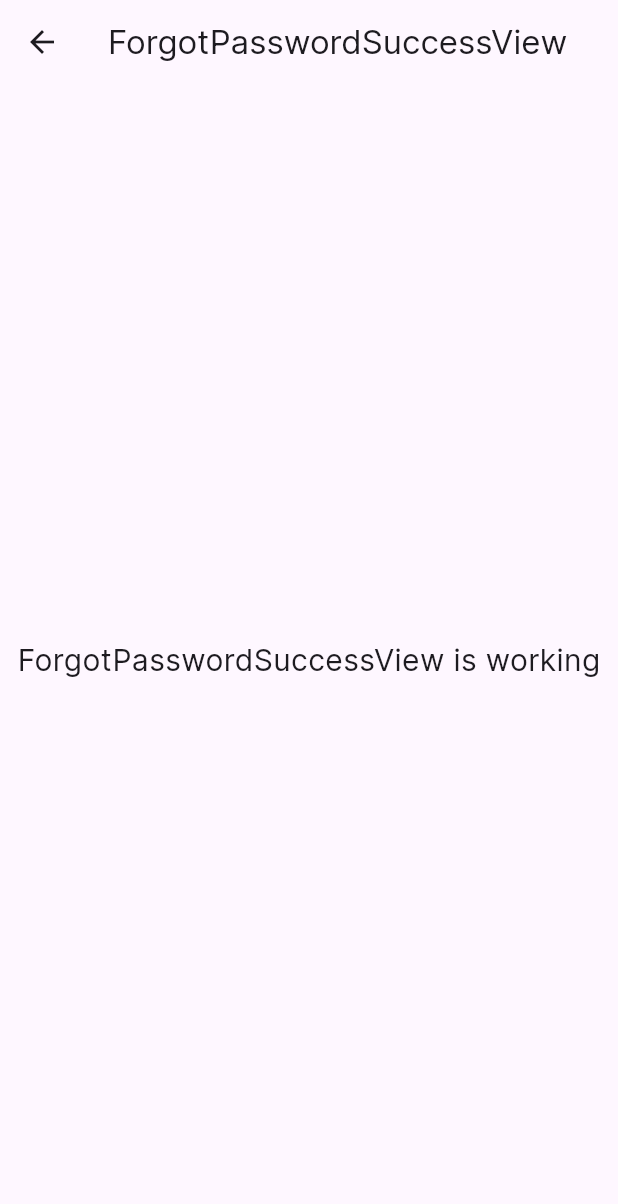
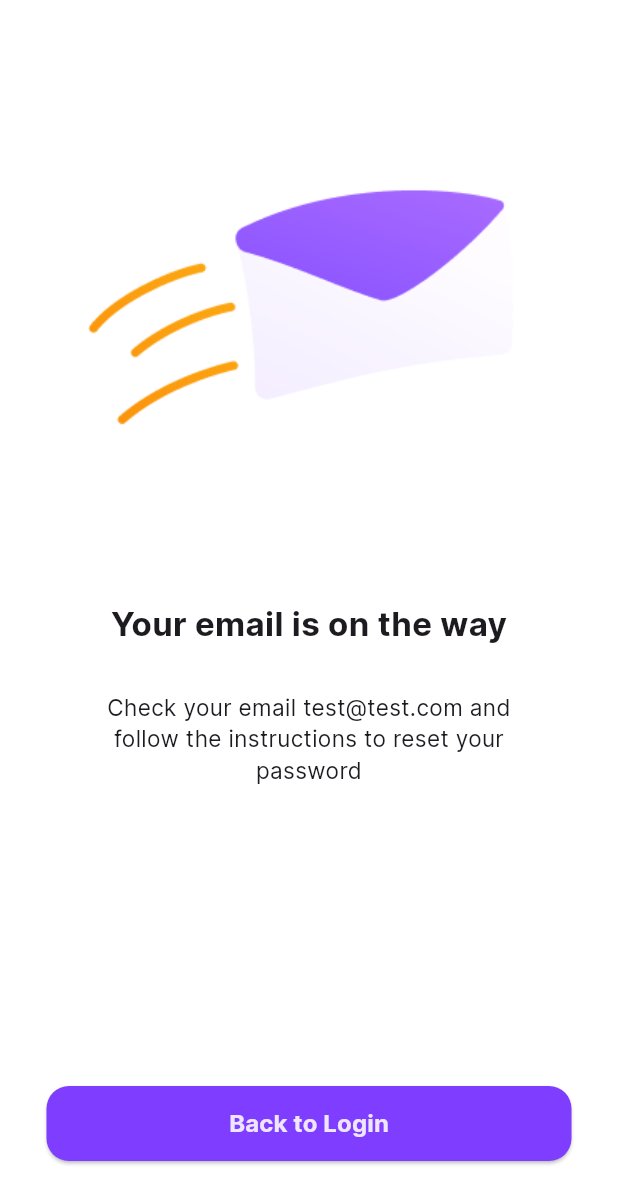
Before and after one commit to FajarAdiSetyawan/Expense-Tracker, a Flutter app: the ForgotPasswordSuccessView screen opened by its route, on a phone screen of 412 x 824 dp. Shown: the top 1204 px of the screen. Run offline on Flutter 3.47's test engine with Material 2 defaults, Android fonts, the phone set to English and light mode, and no system bars; our stand-ins replace flutter_svg, get, lottie, pinput; missing offline and left inert: pin_plus_keyboard.

Commit message:
done forgot password, reset password

```diff
--- a/lib/app/localization/en_us/en_us_translations.dart
+++ b/lib/app/localization/en_us/en_us_translations.dart
@@ -104,7 +104,7 @@ final Map<String, String> enUs = {
   "lbl_dark": "Dark",
   "lbl_export_data": "Export Data",
   "lbl_detail_account": "Detail account",
-  "msg_check_your_email": "Check your email test@test.com and follow the instructions to reset your password",
+  "msg_check_your_email": "Check your email test@test.com and\nfollow the instructions to reset your\npassword",
   "msg_transaction_filtered": "Transaction_Filtered",
   "lbl_29": "29",
   "lbl_citi": "Citi",
--- a/lib/app/modules/forgot_password_success/views/forgot_password_success_view.dart
+++ b/lib/app/modules/forgot_password_success/views/forgot_password_success_view.dart
@@ -1,23 +1,74 @@
+import 'package:expense/app/core/constants/const_colors.dart';
+import 'package:expense/app/routes/app_pages.dart';
+import 'package:expense/app/theme/custom_button_style.dart';
 import 'package:flutter/material.dart';
 
 import 'package:get/get.dart';
 
 import '../controllers/forgot_password_success_controller.dart';
 
-class ForgotPasswordSuccessView
-    extends GetView<ForgotPasswordSuccessController> {
+class ForgotPasswordSuccessView extends GetView<ForgotPasswordSuccessController> {
   const ForgotPasswordSuccessView({Key? key}) : super(key: key);
   @override
   Widget build(BuildContext context) {
     return Scaffold(
-      appBar: AppBar(
-        title: const Text('ForgotPasswordSuccessView'),
-        centerTitle: true,
-      ),
-      body: const Center(
-        child: Text(
-          'ForgotPasswordSuccessView is working',
-          style: TextStyle(fontSize: 20),
+      backgroundColor: light100,
+      body: Center(
+        child: Column(
+          mainAxisAlignment: MainAxisAlignment.center,
+          crossAxisAlignment: CrossAxisAlignment.center,
+          children: [
+            const SizedBox(
+              height: 50,
+            ),
+            Container(
+              width: 300,
+              height: 300,
+              child: Image.asset(
+                'assets/images/ic_send_email.png',
+              ),
+            ),
+            const SizedBox(
+              height: 50,
+            ),
+            Text(
+              'msg_your_email_is_on'.tr,
+              style: const TextStyle(
+                fontSize: 22,
+                fontFamily: "Inter",
+                fontWeight: FontWeight.w700,
+              ),
+            ),
+            const SizedBox(
+              height: 30,
+            ),
+            Text(
+              textAlign: TextAlign.center,
+              'msg_check_your_email'.tr,
+              style: const TextStyle(
+                fontFamily: "Inter",
+                fontSize: 15,
+              ),
+            ),
+            Expanded(
+              child: Padding(
+                padding: const EdgeInsets.only(
+                  bottom: 50,
+                ),
+                child: Align(
+                  alignment: Alignment.bottomCenter,
+                  child: CustomButton(
+                    title: 'lbl_back_to_login'.tr,
+                    colorBg: violet100,
+                    colorText: violet20,
+                    colorRipple: dark75,
+                    onPressed: () => Get.toNamed(Routes.RESET_PASSWORD),
+                    width: 350,
+                  ),
+                ),
+              ),
+            )
+          ],
         ),
       ),
     );
--- a/lib/app/modules/login/views/login_view.dart
+++ b/lib/app/modules/login/views/login_view.dart
@@ -67,7 +67,7 @@ class LoginView extends GetView<LoginController> {
               Padding(
                 padding: const EdgeInsets.all(40),
                 child: GestureDetector(
-                  onTap: () => Get.toNamed(Routes.HOME),
+                  onTap: () => Get.toNamed(Routes.FORGOT_PASSWORD),
                   child: Text(
                     "msg_forgot_password".tr,
                     style: TextStyle(
--- a/lib/app/routes/app_pages.dart
+++ b/lib/app/routes/app_pages.dart
@@ -36,7 +36,7 @@ part 'app_routes.dart';
 class AppPages {
   AppPages._();
 
-  static const INITIAL = Routes.ADD_WALLET;
+  static const INITIAL = Routes.SPLASH_SCREEN;
 
   static final routes = [
     GetPage(
```
Also changed, not shown: lib/app/data/bank_model.dart (added, +7 -0 lines), lib/app/data/wallet_model.dart (added, +7 -0 lines), lib/app/modules/add_wallet/controllers/add_wallet_controller.dart (+4 -18 lines), lib/app/modules/forgot_password/views/forgot_password_view.dart (+61 -5 lines), lib/app/modules/reset_password/views/reset_password_view.dart (+53 -5 lines), assets/images/ic_send_email.png (added).
